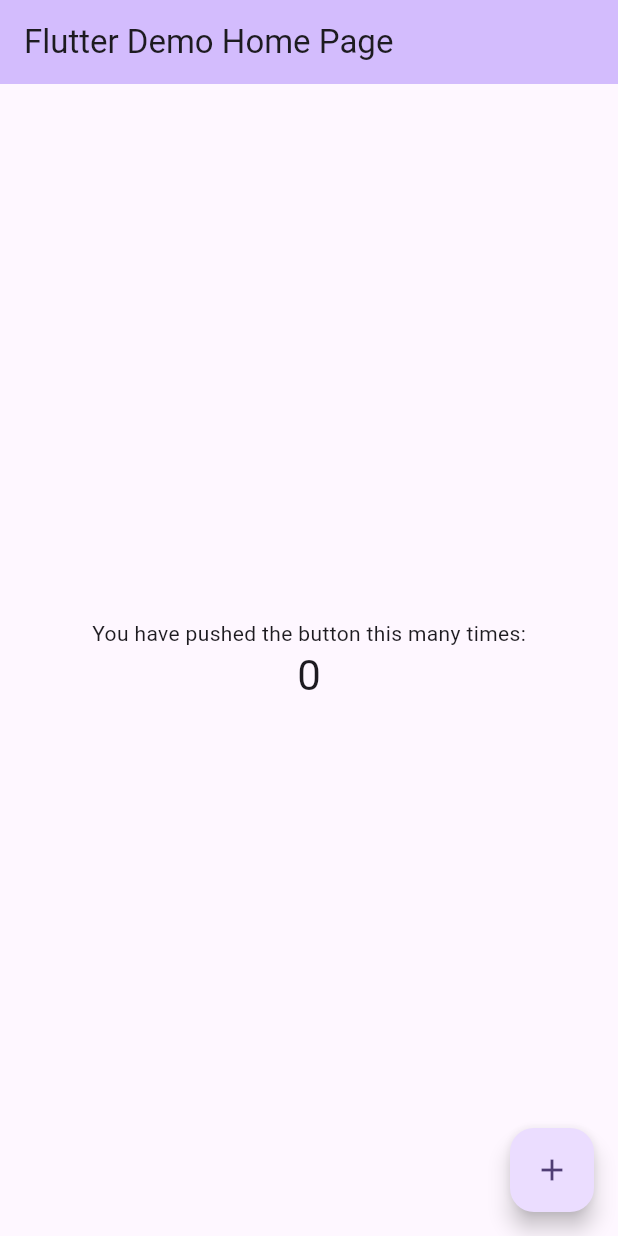
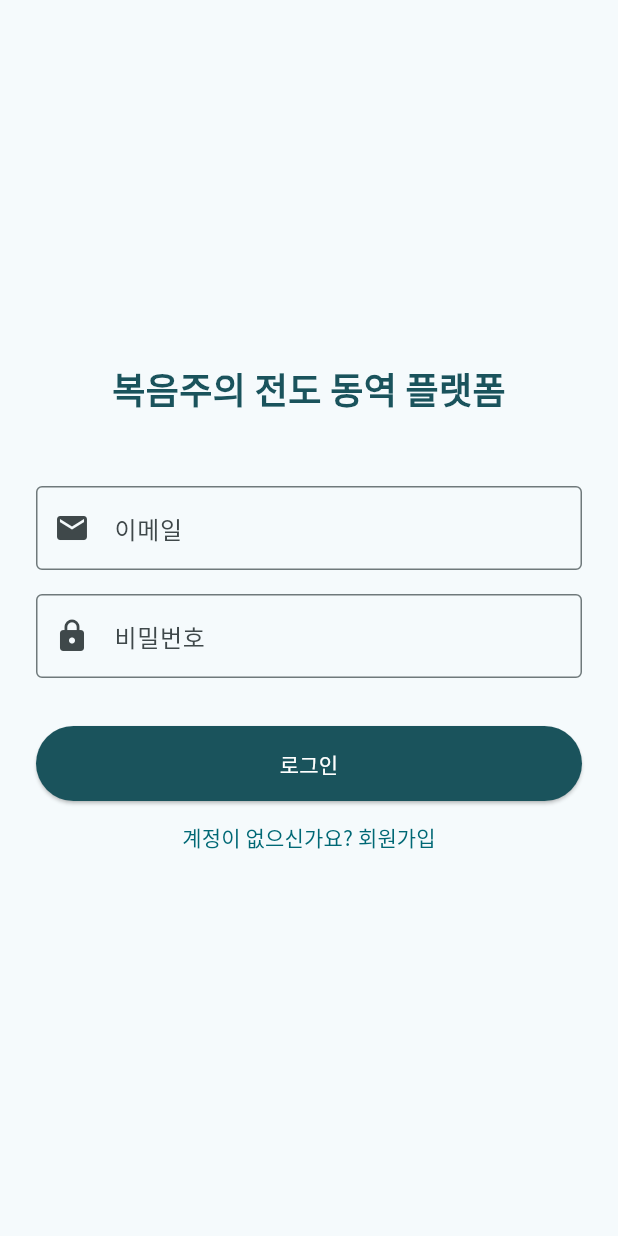
Before and after one commit to glory903-devsecops/evangelical-gospel-partner-platform, a Flutter app: the screen it shows after launch, on a phone screen of 412 x 824 dp. Run offline on Flutter 3.47's test engine with Material 3 defaults, Android fonts, the phone set to English and light mode, and no system bars; our stand-ins replace flutter_riverpod, go_router, google_fonts.

Commit message:
Scaffold UI screens with Clean Architecture skeleton

```diff
--- /dev/null
+++ b/lib/config/routes/router.dart
@@ -0,0 +1,32 @@
+import 'package:flutter/material.dart';
+import 'package:flutter_riverpod/flutter_riverpod.dart';
+import 'package:go_router/go_router.dart';
+
+import '../../features/auth/presentation/pages/login_page.dart';
+import '../../features/tenant/presentation/pages/tenant_select_page.dart';
+import '../../features/home/presentation/pages/home_page.dart';
+import '../../features/access_gate/presentation/pages/gate_page.dart';
+
+final routerProvider = Provider<GoRouter>((ref) {
+  return GoRouter(
+    initialLocation: '/login',
+    routes: [
+      GoRoute(
+        path: '/login',
+        builder: (context, state) => const LoginPage(),
+      ),
+      GoRoute(
+        path: '/tenant-select',
+        builder: (context, state) => const TenantSelectPage(),
+      ),
+      GoRoute(
+        path: '/home',
+        builder: (context, state) => const HomePage(),
+      ),
+      GoRoute(
+        path: '/gate',
+        builder: (context, state) => const GatePage(),
+      ),
+    ],
+  );
+});
--- /dev/null
+++ b/lib/features/auth/presentation/pages/login_page.dart
@@ -0,0 +1,64 @@
+import 'package:flutter/material.dart';
+import 'package:go_router/go_router.dart';
+
+class LoginPage extends StatelessWidget {
+  const LoginPage({super.key});
+
+  @override
+  Widget build(BuildContext context) {
+    return Scaffold(
+      body: Center(
+        child: Padding(
+          padding: const EdgeInsets.all(24.0),
+          child: Column(
+            mainAxisAlignment: MainAxisAlignment.center,
+            children: [
+              const Text(
+                '복음주의 전도 동역 플랫폼',
+                style: TextStyle(
+                  fontSize: 24,
+                  fontWeight: FontWeight.bold,
+                  color: Color(0xFF1A535C),
+                ),
+              ),
+              const SizedBox(height: 48),
+              const TextField(
+                decoration: InputDecoration(
+                  labelText: '이메일',
+                  border: OutlineInputBorder(),
+                  prefixIcon: Icon(Icons.email),
+                ),
+              ),
+              const SizedBox(height: 16),
+              const TextField(
+                obscureText: true,
+                decoration: InputDecoration(
+                  labelText: '비밀번호',
+                  border: OutlineInputBorder(),
+                  prefixIcon: Icon(Icons.lock),
+                ),
+              ),
+              const SizedBox(height: 32),
+              SizedBox(
+                width: double.infinity,
+                height: 50,
+                child: ElevatedButton(
+                  onPressed: () => context.push('/tenant-select'),
+                  style: ElevatedButton.styleFrom(
+                    backgroundColor: const Color(0xFF1A535C),
+                    foregroundColor: Colors.white,
+                  ),
+                  child: const Text('로그인'),
+                ),
+              ),
+              TextButton(
+                onPressed: () {},
+                child: const Text('계정이 없으신가요? 회원가입'),
+              ),
+            ],
+          ),
+        ),
+      ),
+    );
+  }
+}
--- /dev/null
+++ b/lib/features/tenant/presentation/pages/tenant_select_page.dart
@@ -0,0 +1,35 @@
+import 'package:flutter/material.dart';
+import 'package:go_router/go_router.dart';
+
+class TenantSelectPage extends StatelessWidget {
+  const TenantSelectPage({super.key});
+
+  @override
+  Widget build(BuildContext context) {
+    final List<Map<String, String>> tenants = [
+      {'id': 'anguk', 'name': '안국역 전도 파트너'},
+      {'id': 'samseong', 'name': '삼성역 전도 파트너'},
+      {'id': 'pangyo', 'name': '판교역 전도 파트너'},
+      {'id': 'dasan', 'name': '다산역 전도 파트너'},
+    ];
+
+    return Scaffold(
+      appBar: AppBar(title: const Text('지역(테넌트) 선택')),
+      body: ListView.builder(
+        padding: const EdgeInsets.all(16),
+        itemCount: tenants.length,
+        itemBuilder: (context, index) {
+          final tenant = tenants[index];
+          return Card(
+            margin: const EdgeInsets.only(bottom: 12),
+            child: ListTile(
+              title: Text(tenant['name']!, style: const TextStyle(fontWeight: FontWeight.bold)),
+              trailing: const Icon(Icons.arrow_forward_ios, size: 16),
+              onTap: () => context.go('/home'), // 현재은 바로 홈으로 이동
+            ),
+          );
+        },
+      ),
+    );
+  }
+}
--- a/lib/main.dart
+++ b/lib/main.dart
@@ -1,122 +1,40 @@
 import 'package:flutter/material.dart';
+import 'package:flutter_riverpod/flutter_riverpod.dart';
+import 'package:google_fonts/google_fonts.dart';
+import 'config/routes/router.dart';
 
-void main() {
-  runApp(const MyApp());
+void main() async {
+  WidgetsFlutterBinding.ensureInitialized();
+
+  // 추후 Firebase 초기화 로직 추가 예정
+  // await Firebase.initializeApp(options: DefaultFirebaseOptions.currentPlatform);
+
+  runApp(
+    const ProviderScope(
+      child: EvangelicalGospelApp(),
+    ),
+  );
 }
 
-class MyApp extends StatelessWidget {
-  const MyApp({super.key});
+class EvangelicalGospelApp extends ConsumerWidget {
+  const EvangelicalGospelApp({super.key});
 
-  // This widget is the root of your application.
   @override
-  Widget build(BuildContext context) {
-    return MaterialApp(
-      title: 'Flutter Demo',
+  Widget build(BuildContext context, WidgetRef ref) {
+    final router = ref.watch(routerProvider);
+
+    return MaterialApp.router(
+      title: '전도 파트너 플랫폼',
+      debugShowCheckedModeBanner: false,
       theme: ThemeData(
-        // This is the theme of your application.
-        //
-        // TRY THIS: Try running your application with "flutter run". You'll see
-        // the application has a purple toolbar. Then, without quitting the app,
-        // try changing the seedColor in the colorScheme below to Colors.green
-        // and then invoke "hot reload" (save your changes or press the "hot
-        // reload" button in a Flutter-supported IDE, or press "r" if you used
-        // the command line to start the app).
-        //
-        // Notice that the counter didn't reset back to zero; the application
-        // state is not lost during the reload. To reset the state, use hot
-        // restart instead.
-        //
-        // This works for code too, not just values: Most code changes can be
-        // tested with just a hot reload.
-        colorScheme: .fromSeed(seedColor: Colors.deepPurple),
+        useMaterial3: true,
+        colorScheme: ColorScheme.fromSeed(
+          seedColor: const Color(0xFF1A535C), // 신뢰감을 주는 딥 그린/블루 톤
+          brightness: Brightness.light,
+        ),
+        textTheme: GoogleFonts.notoSansKrTextTheme(),
       ),
-      home: const MyHomePage(title: 'Flutter Demo Home Page'),
+      routerConfig: router,
     );
   }
 }
-
-class MyHomePage extends StatefulWidget {
-  const MyHomePage({super.key, required this.title});
-
-  // This widget is the home page of your application. It is stateful, meaning
-  // that it has a State object (defined below) that contains fields that affect
-  // how it looks.
-
-  // This class is the configuration for the state. It holds the values (in this
-  // case the title) provided by the parent (in this case the App widget) and
-  // used by the build method of the State. Fields in a Widget subclass are
-  // always marked "final".
-
-  final String title;
-
-  @override
-  State<MyHomePage> createState() => _MyHomePageState();
-}
-
-class _MyHomePageState extends State<MyHomePage> {
-  int _counter = 0;
-
-  void _incrementCounter() {
-    setState(() {
-      // This call to setState tells the Flutter framework that something has
-      // changed in this State, which causes it to rerun the build method below
-      // so that the display can reflect the updated values. If we changed
-      // _counter without calling setState(), then the build method would not be
-      // called again, and so nothing would appear to happen.
-      _counter++;
-    });
-  }
-
-  @override
-  Widget build(BuildContext context) {
-    // This method is rerun every time setState is called, for instance as done
-    // by the _incrementCounter method above.
-    //
-    // The Flutter framework has been optimized to make rerunning build methods
-    // fast, so that you can just rebuild anything that needs updating rather
-    // than having to individually change instances of widgets.
-    return Scaffold(
-      appBar: AppBar(
-        // TRY THIS: Try changing the color here to a specific color (to
-        // Colors.amber, perhaps?) and trigger a hot reload to see the AppBar
-        // change color while the other colors stay the same.
-        backgroundColor: Theme.of(context).colorScheme.inversePrimary,
-        // Here we take the value from the MyHomePage object that was created by
-        // the App.build method, and use it to set our appbar title.
-        title: Text(widget.title),
-      ),
-      body: Center(
-        // Center is a layout widget. It takes a single child and positions it
-        // in the middle of the parent.
-        child: Column(
-          // Column is also a layout widget. It takes a list of children and
-          // arranges them vertically. By default, it sizes itself to fit its
-          // children horizontally, and tries to be as tall as its parent.
-          //
-          // Column has various properties to control how it sizes itself and
-          // how it positions its children. Here we use mainAxisAlignment to
-          // center the children vertically; the main axis here is the vertical
-          // axis because Columns are vertical (the cross axis would be
-          // horizontal).
-          //
-          // TRY THIS: Invoke "debug painting" (choose the "Toggle Debug Paint"
-          // action in the IDE, or press "p" in the console), to see the
-          // wireframe for each widget.
-          mainAxisAlignment: .center,
-          children: [
-            const Text('You have pushed the button this many times:'),
-            Text(
-              '$_counter',
-              style: Theme.of(context).textTheme.headlineMedium,
-            ),
-          ],
-        ),
-      ),
-      floatingActionButton: FloatingActionButton(
-        onPressed: _incrementCounter,
-        tooltip: 'Increment',
-        child: const Icon(Icons.add),
-      ),
-    );
-  }
-}
```
Also changed, not shown: lib/features/access_gate/presentation/pages/gate_page.dart (added, +49 -0 lines), lib/features/home/presentation/pages/home_page.dart (added, +46 -0 lines), pubspec.yaml (+15 -2 lines), pubspec.lock.
